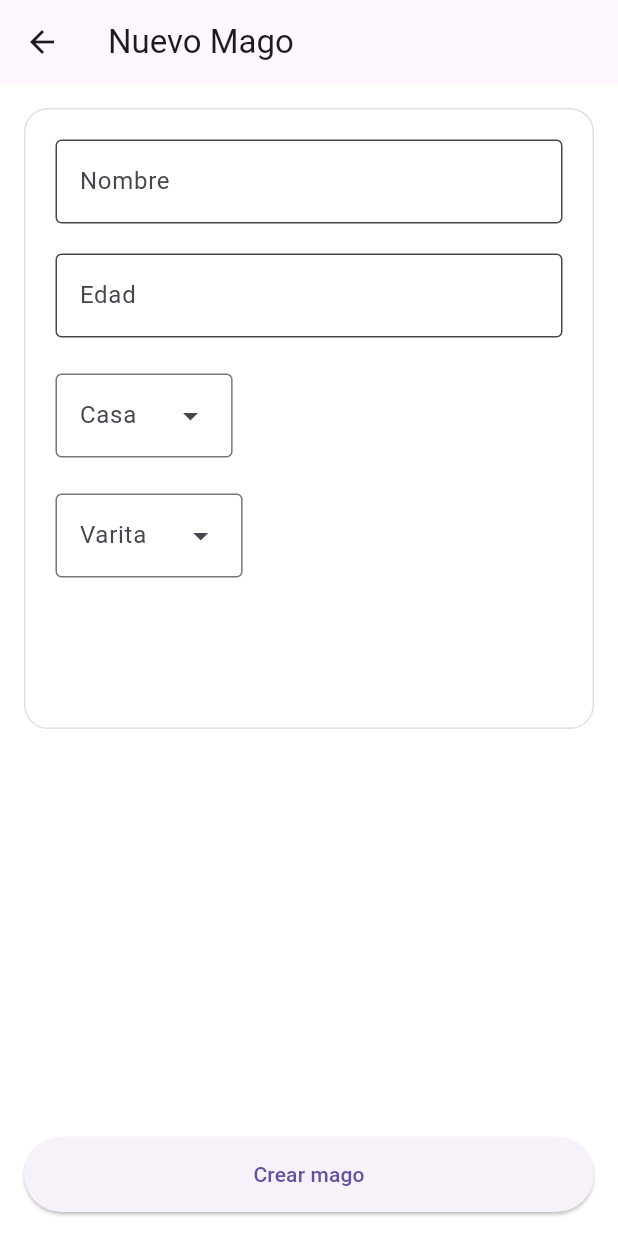
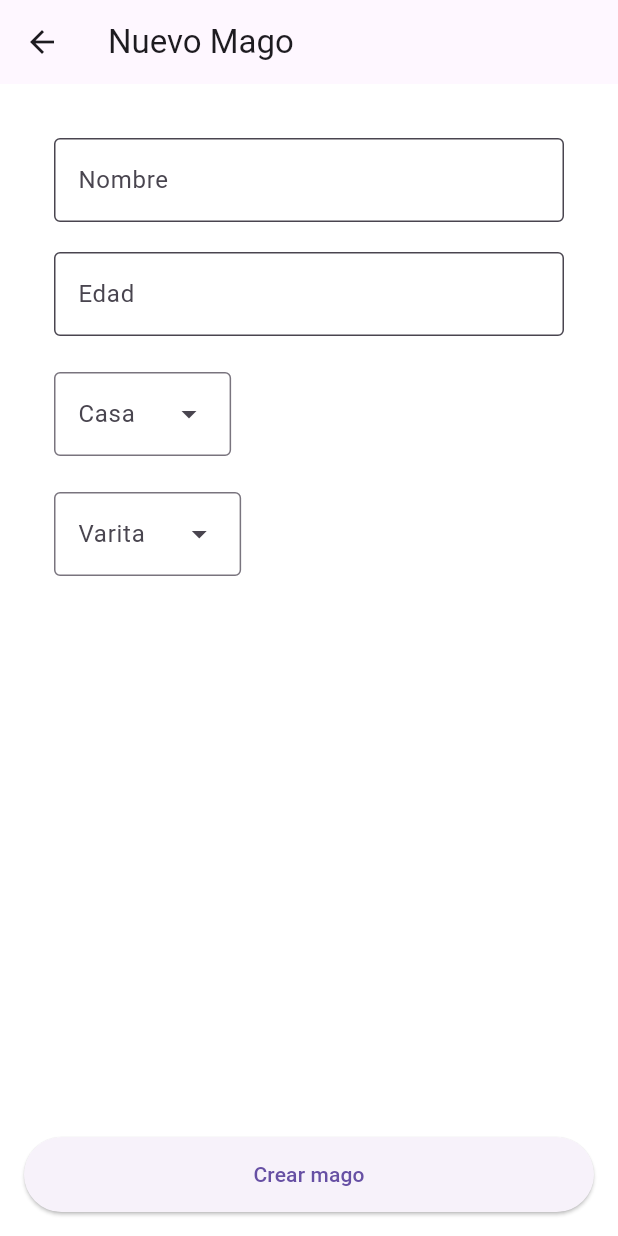
Before and after one commit to olga3emes/hogwarts_crud, a Flutter app: the WizardFormScreen screen opened directly with empty values, on a phone screen of 412 x 824 dp. Run offline on Flutter 3.47's test engine with Material 3 defaults, Android fonts, the phone set to English and light mode, and no system bars; our stand-ins replace supabase_flutter; accounts and stored records are empty.

Commit message:
Eliminar bordes del contenedor en el formulario de magos para un diseño más limpio.

```diff
--- a/lib/screens/wizard_form_screen.dart
+++ b/lib/screens/wizard_form_screen.dart
@@ -129,14 +129,12 @@ class _WizardFormScreenState extends State<WizardFormScreen> {
             padding: const EdgeInsets.all(20),
             decoration: BoxDecoration(
               color: Colors.white, // Fondo blanco limpio
-              borderRadius: BorderRadius.circular(16),
-              border: Border.all(color: Colors.grey.shade300),
             ),
 
             child: Form(
               key: formKey,
               child: Column(
-                crossAxisAlignment: CrossAxisAlignment.stretch, // 👈 CLAVE PARA ANCHO COMPLETO
+                crossAxisAlignment: CrossAxisAlignment.stretch,
 
                 children: [
                   // Nombre
```
